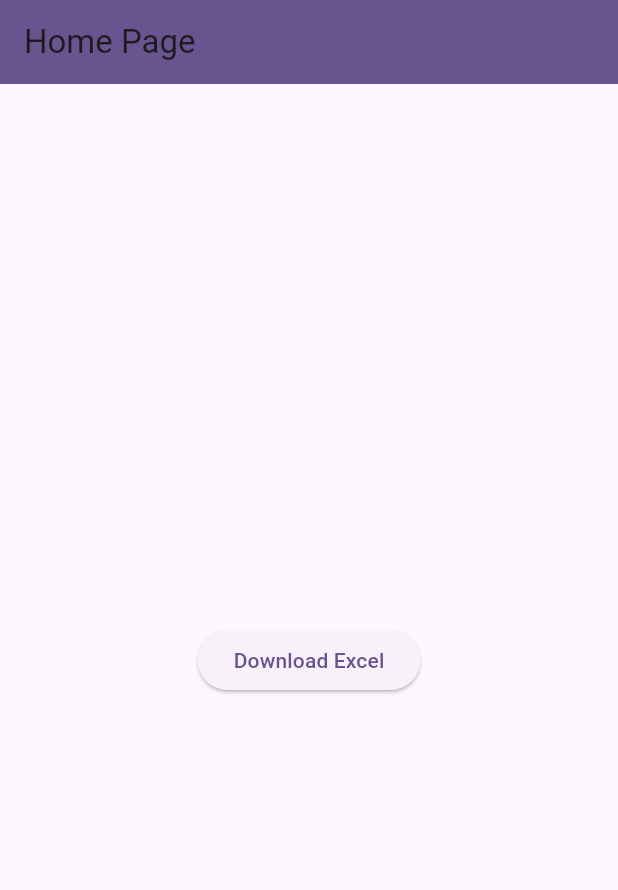
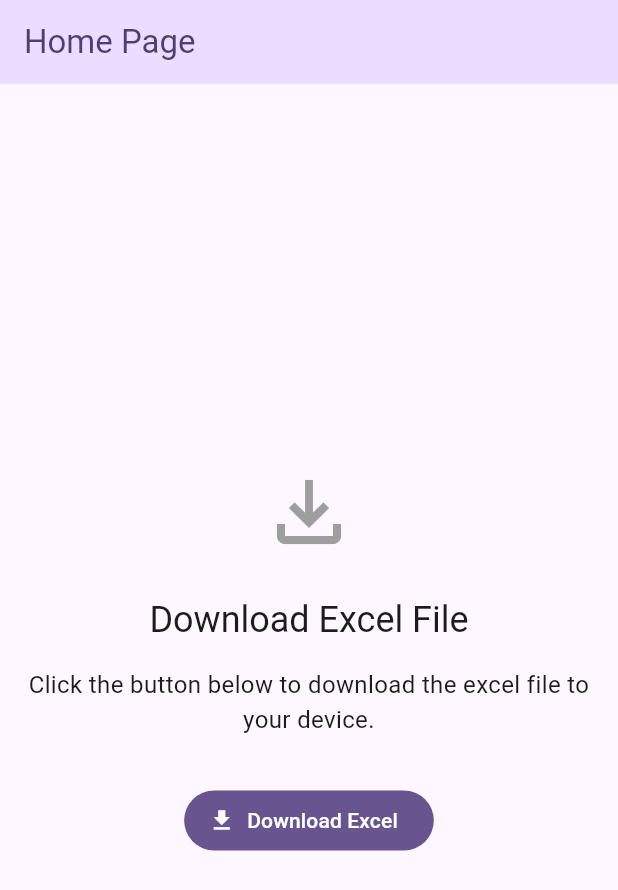
Before and after one commit to Dawn-o/download-file-app, a Flutter app: the screen it shows after launch, on a phone screen of 412 x 824 dp. Shown: the top 890 px of the screen. Run offline on Flutter 3.47's test engine with Material 3 defaults, Android fonts, the light colour scheme and no system bars; our stand-ins replace dio, flutter_local_notifications, permission_handler.

Commit message:
Improve Home Page Design

```diff
--- a/lib/main.dart
+++ b/lib/main.dart
@@ -33,6 +33,7 @@ class MyHomePage extends StatefulWidget {
 class _MyHomePageState extends State<MyHomePage> {
   final excelDownloader = ExcelDownloader();
   bool permissionGranted = false;
+  bool isLoading = false;
 
   @override
   void initState() {
@@ -55,46 +56,125 @@ class _MyHomePageState extends State<MyHomePage> {
     }
   }
 
+  void _showSnackBar(BuildContext context, {required bool isSuccess, required String message}) {
+    ScaffoldMessenger.of(context).showSnackBar(
+      SnackBar(
+        content: Row(
+          children: [
+            Icon(
+              isSuccess ? Icons.check_circle : Icons.error_outline,
+              color: Colors.white,
+            ),
+            const SizedBox(width: 12),
+            Expanded(
+              child: Text(
+                message,
+                style: const TextStyle(color: Colors.white),
+              ),
+            ),
+          ],
+        ),
+        behavior: SnackBarBehavior.floating,
+        backgroundColor: isSuccess ? Colors.green : Colors.red,
+        duration: const Duration(seconds: 4),
+        margin: const EdgeInsets.all(16),
+        action: isSuccess
+            ? SnackBarAction(
+                label: 'VIEW',
+                textColor: Colors.white,
+                onPressed: () {
+                  // Open downloads folder or file
+                },
+              )
+            : null,
+        shape: RoundedRectangleBorder(
+          borderRadius: BorderRadius.circular(8),
+        ),
+      ),
+    );
+  }
+
   @override
   Widget build(BuildContext context) {
     return Scaffold(
       appBar: AppBar(
-        backgroundColor: Theme.of(context).colorScheme.primary,
-        title: Text(widget.title),
+        backgroundColor: Theme.of(context).colorScheme.primaryContainer,
+        title: Text(
+          widget.title,
+          style: TextStyle(
+              color: Theme.of(context).colorScheme.onPrimaryContainer),
         ),
-      body: Center(
-        child: ElevatedButton(
-          onPressed: () async {
+      ),
+      body: Padding(
+        padding: const EdgeInsets.all(16.0),
+        child: Column(
+          mainAxisAlignment: MainAxisAlignment.center,
+          children: [
+            const Icon(
+              Icons.file_download_outlined,
+              size: 64,
+              color: Colors.grey,
+            ),
+            const SizedBox(height: 24),
+            Text(
+              'Download Excel File',
+              style: Theme.of(context).textTheme.headlineSmall,
+              textAlign: TextAlign.center,
+            ),
+            const SizedBox(height: 16),
+            const Text(
+              'Click the button below to download the excel file to your device.',
+              textAlign: TextAlign.center,
+              style: TextStyle(fontSize: 16),
+            ),
+            const SizedBox(height: 32),
+            FilledButton.icon(
+              onPressed: isLoading || !permissionGranted
+                  ? null
+                  : () async {
+                      setState(() => isLoading = true);
                       try {
-              showDialog(
-                context: context,
-                barrierDismissible: false,
-                builder: (context) => const Center(
-                  child: CircularProgressIndicator(),
-                ),
-              );
-
                         final filePath = await excelDownloader.downloadExcel();
-
-              if (context.mounted) {
-                Navigator.pop(context);
-                if (filePath != null) {
-                  ScaffoldMessenger.of(context).showSnackBar(
-                    const SnackBar(
-                        content: Text('File downloaded successfully')),
+                        if (mounted) {
+                          _showSnackBar(
+                            context,
+                            isSuccess: true,
+                            message: 'File downloaded successfully',
                           );
                         }
+                      } catch (e) {
+                        if (mounted) {
+                          _showSnackBar(
+                            context,
+                            isSuccess: false,
+                            message: 'Error: $e',
+                          );
                         }
-            } catch (e) {
-              if (context.mounted) {
-                Navigator.pop(context);
-                ScaffoldMessenger.of(context).showSnackBar(
-                  SnackBar(content: Text('Error: $e')),
-                );
+                      } finally {
+                        if (mounted) {
+                          setState(() => isLoading = false);
                         }
                       }
                     },
-          child: const Text('Download Excel'),
+              icon: isLoading
+                  ? const SizedBox(
+                      width: 20,
+                      height: 20,
+                      child: CircularProgressIndicator(
+                        strokeWidth: 2,
+                        color: Colors.white,
+                      ),
+                    )
+                  : const Icon(Icons.download),
+              label: Text(
+                permissionGranted
+                    ? isLoading
+                        ? 'Downloading...'
+                        : 'Download Excel'
+                    : 'Grant Storage Permission',
+              ),
+            ),
+          ],
         ),
       ),
     );
```
Lines whose indentation alone changed are shown as unchanged.
